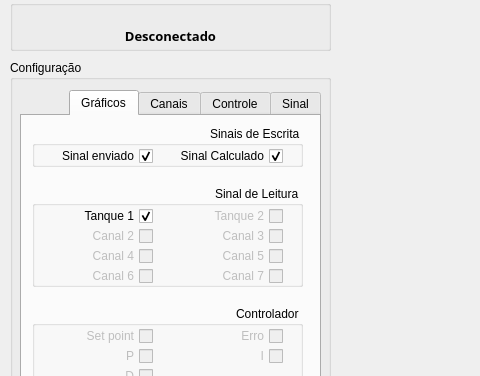
Old version of the form mainwindow.ui in the repository Chechunlong/control; both pictures show x 0 to 480 and y 0 to 376 of the 1337 by 677 pixel window.
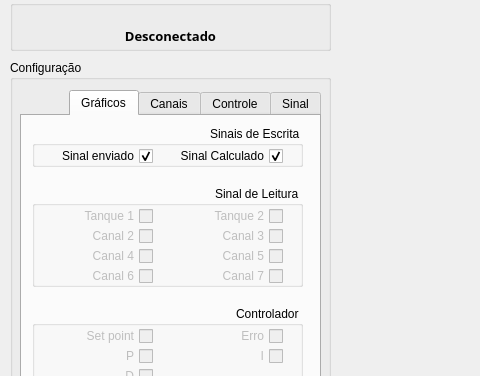
New version of the form. Custom widgets are drawn as their Qt base class.

What changed in the file:
```diff
--- a/mainwindow.ui
+++ b/mainwindow.ui
@@ -1097,7 +1097,7 @@
        </widget>
        <widget class="QCheckBox" name="cb_plot_canal0">
         <property name="enabled">
-         <bool>true</bool>
+         <bool>false</bool>
         </property>
         <property name="geometry">
          <rect>
@@ -1114,7 +1114,7 @@
          <bool>true</bool>
         </property>
         <property name="checked">
-         <bool>true</bool>
+         <bool>false</bool>
         </property>
        </widget>
        <widget class="QCheckBox" name="cb_plot_canal3">
```
Left out of the diff: 2 changed lines with no effect on the pictures.
